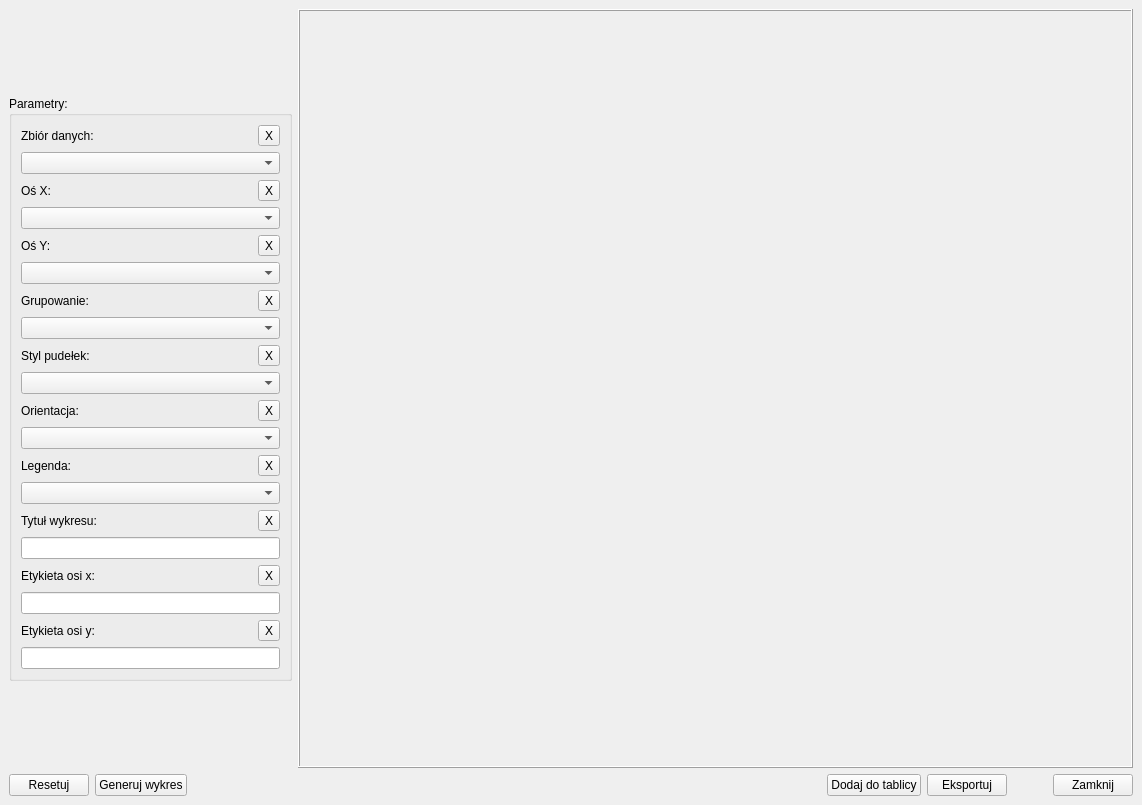
Above: ui/Plots/box-plot-window.ui from OskarLewandowski/dex-data-experience before the change. Below: the same form after it.
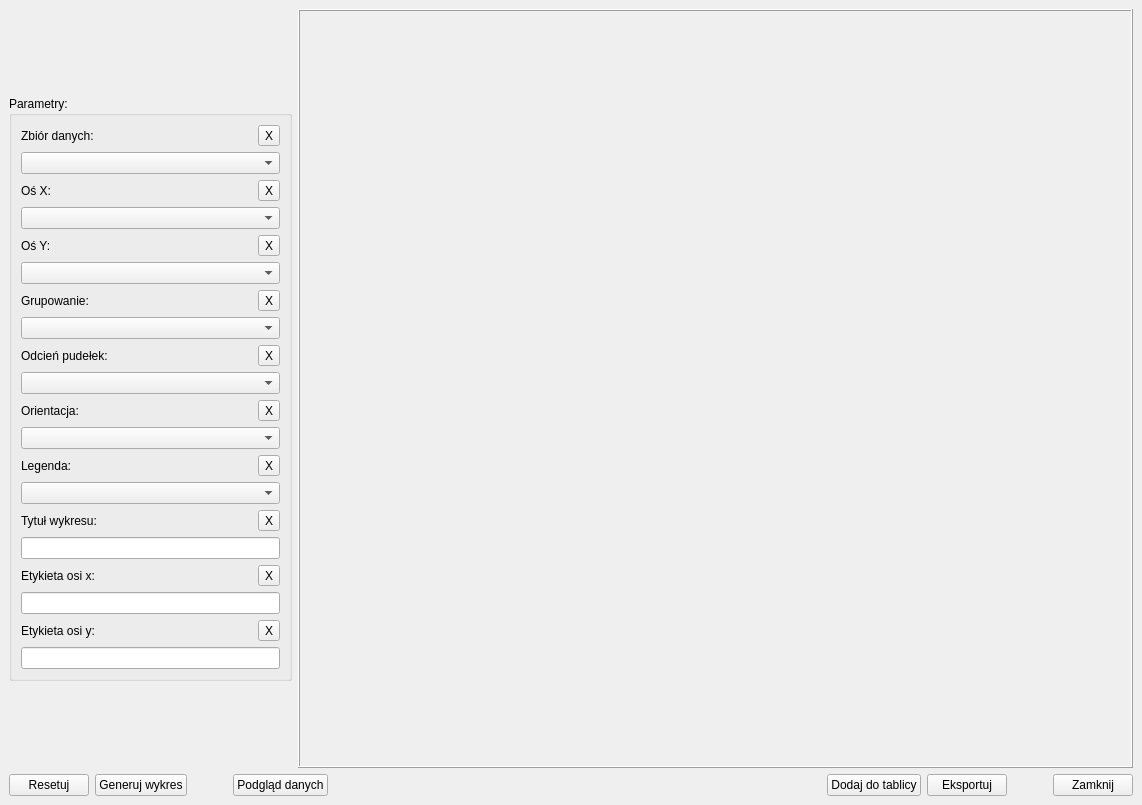
That is the form after the change.

Patch:
```diff
--- a/ui/Plots/box-plot-window.ui
+++ b/ui/Plots/box-plot-window.ui
@@ -248,7 +248,7 @@
                  <item>
                   <widget class="QLabel" name="label_6">
                    <property name="text">
-                    <string>Styl pudełek:</string>
+                    <string>Odcień pudełek:</string>
                    </property>
                   </widget>
                  </item>
@@ -673,6 +673,29 @@
         </property>
        </widget>
       </item>
+      <item>
+       <spacer name="horizontalSpacer_7">
+        <property name="orientation">
+         <enum>Qt::Horizontal</enum>
+        </property>
+        <property name="sizeType">
+         <enum>QSizePolicy::Fixed</enum>
+        </property>
+        <property name="sizeHint" stdset="0">
+         <size>
+          <width>40</width>
+          <height>20</height>
+         </size>
+        </property>
+       </spacer>
+      </item>
+      <item>
+       <widget class="QPushButton" name="pushButton_Data_Preview">
+        <property name="text">
+         <string>Podgląd danych</string>
+        </property>
+       </widget>
+      </item>
       <item>
        <spacer name="horizontalSpacer_2">
         <property name="orientation">
```
Left out of the diff: 4 changed lines with no effect on the pictures.
